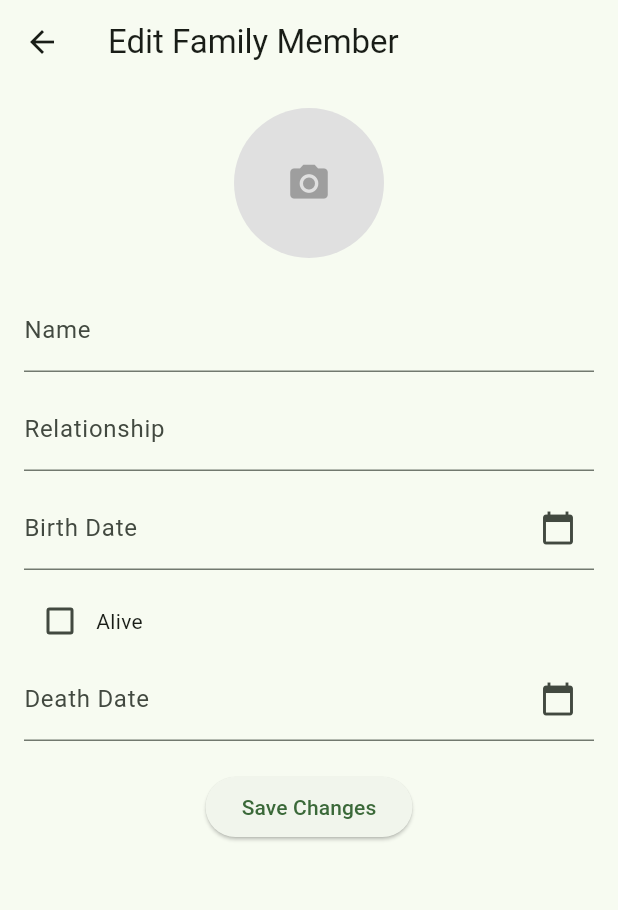
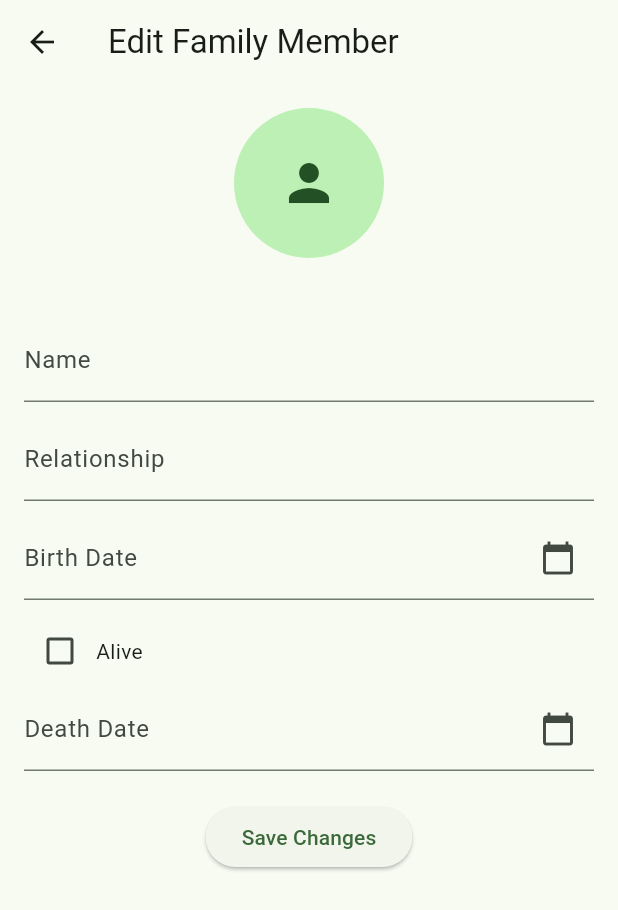
Before and after one commit to aminnaeem/family-tree, a Flutter app: the MemberDetailView screen opened directly with empty values, on a phone screen of 412 x 824 dp. Shown: the top 910 px of the screen. Run offline on Flutter 3.47's test engine with Material 3 defaults, Android fonts, the phone set to English and light mode, and no system bars; our stand-ins replace hive, hive_flutter, stacked, stacked_services, stacked_shared; accounts and stored records are empty.

```diff
--- a/lib/bottomsheet/addmemberbottomsheet_viewmodel.dart
+++ b/lib/bottomsheet/addmemberbottomsheet_viewmodel.dart
@@ -55,6 +55,8 @@ class AddMemberBottomSheetViewModel extends BaseViewModel {
         : selectedRelationship ?? '';
   }
 
+  String? imagePath;
+
   void save(BuildContext context) {
     final member = FamilyMember(
       name: nameController.text.trim(),
--- a/lib/memberdetails/memberdetails_view.dart
+++ b/lib/memberdetails/memberdetails_view.dart
@@ -1,3 +1,5 @@
+import 'dart:io';
+
 import 'package:family_tree/model/family_member.dart';
 import 'package:family_tree/memberdetails/memberdetails_viewmodel.dart';
 import 'package:flutter/material.dart';
@@ -36,18 +38,18 @@ class MemberDetailView extends StatelessWidget {
               child: Column(
                 children: [
                   GestureDetector(
-                    onTap: viewModel.pickImage,
+                    onTap: (){},
                     child: CircleAvatar(
                       radius: 50,
-                      backgroundColor: Colors.grey[300],
-                      backgroundImage: viewModel.selectedImage != null
-                          ? FileImage(viewModel.selectedImage!)
-                          : null,
-                      child: viewModel.selectedImage == null
-                          ? const Icon(Icons.camera_alt, size: 30, color: Colors.grey)
-                          : null,
+                      backgroundImage: viewModel.imagePath != null && viewModel.imagePath!.isNotEmpty
+                        ? FileImage(File(viewModel.imagePath!))
+                        : null,
+                      child: viewModel.imagePath == null || viewModel.imagePath!.isEmpty
+                        ? const Icon(Icons.person, size: 40)
+                        : null,
                     ),
                   ),
+                  const SizedBox(height: 20),
                   const SizedBox(height: 20),
                   TextField(
                     controller: viewModel.nameController,
--- a/lib/model/family_member.dart
+++ b/lib/model/family_member.dart
@@ -19,15 +19,11 @@ class FamilyMember {
   @HiveField(4)
   final bool isAlive;
 
-  @HiveField(5)
-  final String? imagePath;
-
   FamilyMember({
     required this.name,
     required this.relationship,
     required this.birthDate,
     this.deathDate,
     required this.isAlive,
-    required this.imagePath
   });
 }
--- a/pubspec.yaml
+++ b/pubspec.yaml
@@ -39,7 +39,7 @@ dependencies:
   hive: ^2.2.3
   hive_flutter: ^1.1.0
   path_provider: ^2.1.1
-  image_picker: ^1.1.2
+
 
 
 dev_dependencies:
```
Also changed, not shown: lib/memberdetails/memberdetails_viewmodel.dart (+13 -24 lines), lib/model/family_member.g.dart, pubspec.lock, 5 other files.
